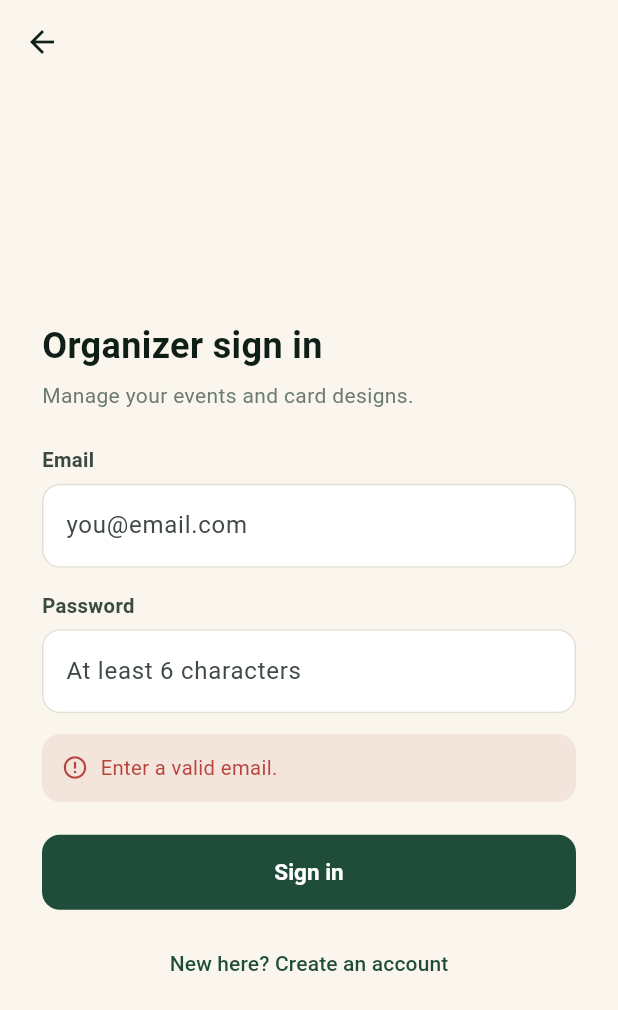
After one commit to haldoorgfx/Cardly, a Flutter app: the AuthScreen screen opened directly, after a tap on "Sign in", on a phone screen of 412 x 824 dp. The commit adds this screen. Shown: the top 1010 px of the screen. Run offline on Flutter 3.47's test engine with Material 3 defaults, Android fonts, the phone set to English and light mode, and no system bars; our stand-ins replace app_links, image_picker, share_plus, supabase_flutter; accounts and stored records are empty.

Commit message:
Organizer side: auth + dashboard (events list)

```diff
--- /dev/null
+++ b/eventera_mobile/lib/auth_service.dart
@@ -0,0 +1,58 @@
+import 'package:supabase_flutter/supabase_flutter.dart';
+
+/// Thin wrapper over Supabase auth. Sessions persist automatically across
+/// app launches (supabase_flutter handles token storage).
+class AuthService {
+  AuthService._();
+  static final AuthService instance = AuthService._();
+
+  SupabaseClient get _c => Supabase.instance.client;
+
+  User? get currentUser => _c.auth.currentUser;
+  bool get isSignedIn => currentUser != null;
+  String? get email => currentUser?.email;
+
+  /// Emits on sign-in / sign-out so the UI can react.
+  Stream<AuthState> get authChanges => _c.auth.onAuthStateChange;
+
+  Future<void> signIn({required String email, required String password}) async {
+    await _c.auth.signInWithPassword(
+      email: email.trim(),
+      password: password,
+    );
+  }
+
+  Future<void> signUp({
+    required String email,
+    required String password,
+    String? fullName,
+  }) async {
+    await _c.auth.signUp(
+      email: email.trim(),
+      password: password,
+      data: (fullName != null && fullName.trim().isNotEmpty)
+          ? {'full_name': fullName.trim()}
+          : null,
+    );
+  }
+
+  Future<void> signOut() => _c.auth.signOut();
+
+  /// Maps Supabase errors to friendly copy.
+  static String friendlyError(Object e) {
+    if (e is AuthException) {
+      final m = e.message.toLowerCase();
+      if (m.contains('invalid login')) {
+        return 'Email or password is incorrect.';
+      }
+      if (m.contains('already registered') || m.contains('already exists')) {
+        return 'That email is already registered. Try signing in.';
+      }
+      if (m.contains('password')) {
+        return 'Password must be at least 6 characters.';
+      }
+      return e.message;
+    }
+    return 'Something went wrong. Please try again.';
+  }
+}
--- a/eventera_mobile/lib/screens/attendee_home_screen.dart
+++ b/eventera_mobile/lib/screens/attendee_home_screen.dart
@@ -4,6 +4,7 @@ import '../eventera_api.dart';
 import '../links.dart';
 import '../theme.dart';
 import 'my_cards_screen.dart';
+import 'organizer/auth_gate.dart';
 import 'personalize_screen.dart';
 
 /// Entry point of the attendee flow: paste an event link or type its code,
@@ -62,6 +63,13 @@ class _AttendeeHomeScreenState extends State<AttendeeHomeScreen> {
         surfaceTintColor: Brand.cream,
         elevation: 0,
         actions: [
+          IconButton(
+            tooltip: 'Organizer',
+            onPressed: () => Navigator.of(context).push(
+              MaterialPageRoute(builder: (_) => const OrganizerGate()),
+            ),
+            icon: const Icon(Icons.account_circle_outlined, color: Brand.ink),
+          ),
           TextButton.icon(
             onPressed: () => Navigator.of(context).push(
               MaterialPageRoute(builder: (_) => const MyCardsScreen()),
--- /dev/null
+++ b/eventera_mobile/lib/screens/organizer/auth_screen.dart
@@ -0,0 +1,197 @@
+import 'package:flutter/material.dart';
+
+import '../../auth_service.dart';
+import '../../theme.dart';
+
+/// Organizer sign in / sign up. Toggles between the two modes.
+class AuthScreen extends StatefulWidget {
+  const AuthScreen({super.key});
+
+  @override
+  State<AuthScreen> createState() => _AuthScreenState();
+}
+
+class _AuthScreenState extends State<AuthScreen> {
+  final _email = TextEditingController();
+  final _password = TextEditingController();
+  final _name = TextEditingController();
+
+  bool _signUp = false;
+  bool _busy = false;
+  String? _error;
+  String? _notice;
+
+  @override
+  void dispose() {
+    _email.dispose();
+    _password.dispose();
+    _name.dispose();
+    super.dispose();
+  }
+
+  Future<void> _submit() async {
+    FocusScope.of(context).unfocus();
+    final email = _email.text.trim();
+    final pass = _password.text;
+    if (email.isEmpty || !email.contains('@')) {
+      setState(() => _error = 'Enter a valid email.');
+      return;
+    }
+    if (pass.length < 6) {
+      setState(() => _error = 'Password must be at least 6 characters.');
+      return;
+    }
+    setState(() {
+      _busy = true;
+      _error = null;
+      _notice = null;
+    });
+    try {
+      if (_signUp) {
+        await AuthService.instance
+            .signUp(email: email, password: pass, fullName: _name.text);
+        // Some projects require email confirmation; if so there's no session yet.
+        if (!AuthService.instance.isSignedIn && mounted) {
+          setState(() {
+            _signUp = false;
+            _notice = 'Account created. Check your email to confirm, then sign in.';
+          });
+        }
+      } else {
+        await AuthService.instance.signIn(email: email, password: pass);
+      }
+      // On success the AuthGate (listening to auth changes) swaps to the dashboard.
+    } catch (e) {
+      setState(() => _error = AuthService.friendlyError(e));
+    } finally {
+      if (mounted) setState(() => _busy = false);
+    }
+  }
+
+  @override
+  Widget build(BuildContext context) {
+    return Scaffold(
+      appBar: AppBar(
+        backgroundColor: Brand.cream,
+        surfaceTintColor: Brand.cream,
+        elevation: 0,
+        iconTheme: const IconThemeData(color: Brand.ink),
+      ),
+      body: SafeArea(
+        child: Center(
+          child: SingleChildScrollView(
+            padding: const EdgeInsets.all(28),
+            child: Column(
+              crossAxisAlignment: CrossAxisAlignment.start,
+              mainAxisSize: MainAxisSize.min,
+              children: [
+                Text(_signUp ? 'Create your account' : 'Organizer sign in',
+                    style: const TextStyle(
+                        color: Brand.ink,
+                        fontSize: 24,
+                        fontWeight: FontWeight.w700)),
+                const SizedBox(height: 6),
+                const Text('Manage your events and card designs.',
+                    style: TextStyle(color: Brand.muted, fontSize: 14)),
+                const SizedBox(height: 24),
+                if (_signUp) ...[
+                  _label('Name'),
+                  TextField(
+                    controller: _name,
+                    textCapitalization: TextCapitalization.words,
+                    decoration: const InputDecoration(hintText: 'Your name'),
+                  ),
+                  const SizedBox(height: 16),
+                ],
+                _label('Email'),
+                TextField(
+                  controller: _email,
+                  keyboardType: TextInputType.emailAddress,
+                  autocorrect: false,
+                  decoration: const InputDecoration(hintText: 'you@email.com'),
+                ),
+                const SizedBox(height: 16),
+                _label('Password'),
+                TextField(
+                  controller: _password,
+                  obscureText: true,
+                  decoration: const InputDecoration(hintText: 'At least 6 characters'),
+                  onSubmitted: (_) => _submit(),
+                ),
+                if (_notice != null) ...[
+                  const SizedBox(height: 14),
+                  _banner(_notice!, Brand.success, Icons.check_circle_outline),
+                ],
+                if (_error != null) ...[
+                  const SizedBox(height: 14),
+                  _banner(_error!, Brand.danger, Icons.error_outline),
+                ],
+                const SizedBox(height: 22),
+                SizedBox(
+                  width: double.infinity,
+                  child: FilledButton(
+                    onPressed: _busy ? null : _submit,
+                    child: _busy
+                        ? const SizedBox(
+                            width: 20,
+                            height: 20,
+                            child: CircularProgressIndicator(
+                                strokeWidth: 2.5, color: Colors.white),
+                          )
+                        : Text(_signUp ? 'Create account' : 'Sign in'),
+                  ),
+                ),
+                const SizedBox(height: 12),
+                Center(
+                  child: TextButton(
+                    onPressed: _busy
+                        ? null
+                        : () => setState(() {
+                              _signUp = !_signUp;
+                              _error = null;
+                              _notice = null;
+                            }),
+                    child: Text(
+                      _signUp
+                          ? 'Already have an account? Sign in'
+                          : "New here? Create an account",
+                      style: const TextStyle(color: Brand.forest),
+                    ),
+                  ),
+                ),
+              ],
+            ),
+          ),
+        ),
+      ),
+    );
+  }
+
+  Widget _label(String t) => Padding(
+        padding: const EdgeInsets.only(bottom: 6),
+        child: Text(t,
+            style: const TextStyle(
+                color: Brand.inkSoft,
+                fontSize: 13.5,
+                fontWeight: FontWeight.w600)),
+      );
+
+  Widget _banner(String text, Color color, IconData icon) => Container(
+        padding: const EdgeInsets.all(13),
+        decoration: BoxDecoration(
+          color: color.withValues(alpha: 0.10),
+          borderRadius: BorderRadius.circular(12),
+        ),
+        child: Row(
+          crossAxisAlignment: CrossAxisAlignment.start,
+          children: [
+            Icon(icon, color: color, size: 18),
+            const SizedBox(width: 8),
+            Expanded(
+              child: Text(text,
+                  style: TextStyle(color: color, fontSize: 13.5, height: 1.4)),
+            ),
+          ],
+        ),
+      );
+}
```
Also changed, not shown: eventera_mobile/lib/eventera_api.dart (+17 -0 lines), eventera_mobile/lib/models.dart (+33 -0 lines), eventera_mobile/lib/screens/organizer/auth_gate.dart (added, +24 -0 lines), eventera_mobile/lib/screens/organizer/dashboard_screen.dart (added, +211 -0 lines).
